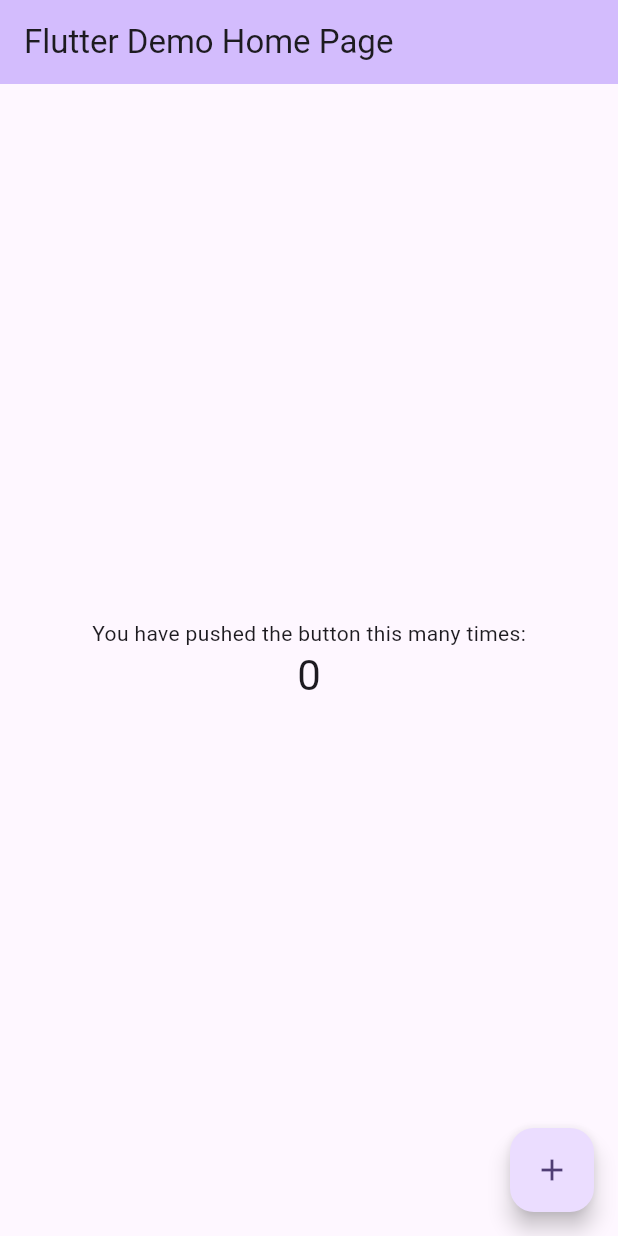
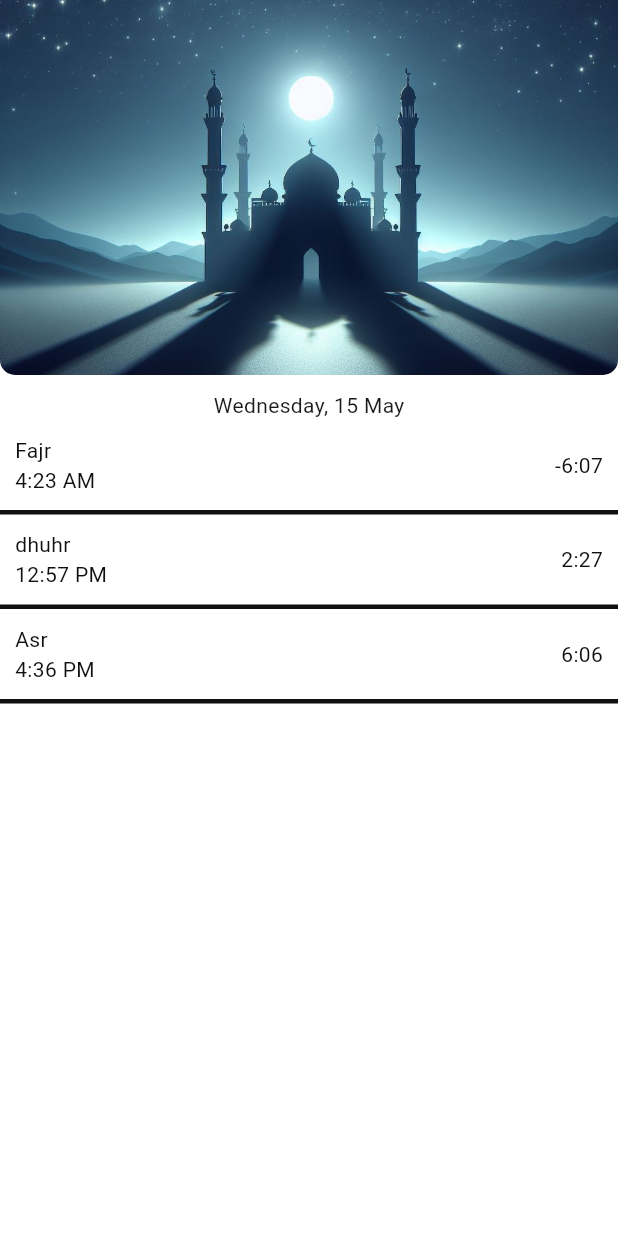
Before and after one commit to hazemxiii/prayerapp, a Flutter app: the screen it shows after launch, on a phone screen of 412 x 824 dp. Run offline on Flutter 3.47's test engine with Material 3 defaults, Android fonts, the phone set to English and light mode, and no system bars.

Commit message:
design done | toDo: get and store time

```diff
--- a/prayerapp/lib/main.dart
+++ b/prayerapp/lib/main.dart
@@ -1,125 +1,235 @@
-import 'package:flutter/material.dart';
+import "dart:convert";
+import "dart:math";
+import "package:flutter/material.dart";
+import 'package:http/http.dart' as http;
+// import 'package:shared_preferences/shared_preferences.dart';
+// import "package:geolocator/geolocator.dart";
+// import 'package:geocoding/geocoding.dart';
 
 void main() {
-  runApp(const MyApp());
+  runApp(const App());
 }
 
-class MyApp extends StatelessWidget {
-  const MyApp({super.key});
-
-  // This widget is the root of your application.
+class App extends StatelessWidget {
+  const App({super.key});
   @override
   Widget build(BuildContext context) {
-    return MaterialApp(
-      title: 'Flutter Demo',
-      theme: ThemeData(
-        // This is the theme of your application.
-        //
-        // TRY THIS: Try running your application with "flutter run". You'll see
-        // the application has a purple toolbar. Then, without quitting the app,
-        // try changing the seedColor in the colorScheme below to Colors.green
-        // and then invoke "hot reload" (save your changes or press the "hot
-        // reload" button in a Flutter-supported IDE, or press "r" if you used
-        // the command line to start the app).
-        //
-        // Notice that the counter didn't reset back to zero; the application
-        // state is not lost during the reload. To reset the state, use hot
-        // restart instead.
-        //
-        // This works for code too, not just values: Most code changes can be
-        // tested with just a hot reload.
-        colorScheme: ColorScheme.fromSeed(seedColor: Colors.deepPurple),
-        useMaterial3: true,
+    return const MaterialApp(home: PrayerTime());
+  }
+}
+
+class PrayerTime extends StatefulWidget {
+  const PrayerTime({super.key});
+  @override
+  State<PrayerTime> createState() => _PrayerTime();
+}
+
+class _PrayerTime extends State<PrayerTime> {
+  List dates = ["2024-05-15", "2024-05-16"];
+
+  @override
+  void initState() {
+    super.initState();
+  }
+
+  @override
+  void dispose() {
+    super.dispose();
+  }
+
+  @override
+  Widget build(BuildContext context) {
+    return Scaffold(
+      backgroundColor: Colors.white,
+      body: Column(
+        children: [
+          Container(
+            decoration: const BoxDecoration(
+                borderRadius: BorderRadius.only(
+                    bottomLeft: Radius.circular(10),
+                    bottomRight: Radius.circular(10)),
+                image: DecorationImage(
+                  image: AssetImage("images/masjid.jpeg"),
+                  fit: BoxFit.cover,
+                )),
+            height: 250,
+            width: double.infinity,
+          ),
+          Expanded(
+            child: PageView.builder(
+                onPageChanged: (v) {},
+                itemCount: dates.length,
+                itemBuilder: (context, i) {
+                  return PrayerDay(time: dates[i]);
+                }),
+          )
+        ],
       ),
-      home: const MyHomePage(title: 'Flutter Demo Home Page'),
     );
   }
 }
 
-class MyHomePage extends StatefulWidget {
-  const MyHomePage({super.key, required this.title});
+class PrayerDay extends StatelessWidget {
+  final String time;
+  const PrayerDay({super.key, required this.time});
+  @override
+  Widget build(BuildContext context) {
+    return Padding(
+      padding: const EdgeInsets.fromLTRB(0, 10, 0, 0),
+      child: Column(children: [
+        Text(numbersDateToText(time)),
+        Prayer(
+          name: "Fajr",
+          time: DateTime.parse("$time 04:23"),
+        ),
+        Prayer(
+          name: "dhuhr",
+          time: DateTime.parse("$time 12:57"),
+        ),
+        Prayer(
+          name: "Asr",
+          time: DateTime.parse("$time 16:36"),
+        )
+      ]),
+    );
+  }
+}
 
-  // This widget is the home page of your application. It is stateful, meaning
-  // that it has a State object (defined below) that contains fields that affect
-  // how it looks.
-
-  // This class is the configuration for the state. It holds the values (in this
-  // case the title) provided by the parent (in this case the App widget) and
-  // used by the build method of the State. Fields in a Widget subclass are
-  // always marked "final".
-
-  final String title;
+class Prayer extends StatefulWidget {
+  final String name;
+  final DateTime time;
+  const Prayer({super.key, required this.name, required this.time});
 
   @override
-  State<MyHomePage> createState() => _MyHomePageState();
+  State<Prayer> createState() => _Prayer();
 }
 
-class _MyHomePageState extends State<MyHomePage> {
-  int _counter = 0;
-
-  void _incrementCounter() {
-    setState(() {
-      // This call to setState tells the Flutter framework that something has
-      // changed in this State, which causes it to rerun the build method below
-      // so that the display can reflect the updated values. If we changed
-      // _counter without calling setState(), then the build method would not be
-      // called again, and so nothing would appear to happen.
-      _counter++;
-    });
-  }
+class _Prayer extends State<Prayer> {
+  int red = Random().nextInt(241);
+  int green = Random().nextInt(241);
+  int blue = Random().nextInt(241);
 
   @override
   Widget build(BuildContext context) {
-    // This method is rerun every time setState is called, for instance as done
-    // by the _incrementCounter method above.
-    //
-    // The Flutter framework has been optimized to make rerunning build methods
-    // fast, so that you can just rebuild anything that needs updating rather
-    // than having to individually change instances of widgets.
-    return Scaffold(
-      appBar: AppBar(
-        // TRY THIS: Try changing the color here to a specific color (to
-        // Colors.amber, perhaps?) and trigger a hot reload to see the AppBar
-        // change color while the other colors stay the same.
-        backgroundColor: Theme.of(context).colorScheme.inversePrimary,
-        // Here we take the value from the MyHomePage object that was created by
-        // the App.build method, and use it to set our appbar title.
-        title: Text(widget.title),
-      ),
-      body: Center(
-        // Center is a layout widget. It takes a single child and positions it
-        // in the middle of the parent.
-        child: Column(
-          // Column is also a layout widget. It takes a list of children and
-          // arranges them vertically. By default, it sizes itself to fit its
-          // children horizontally, and tries to be as tall as its parent.
-          //
-          // Column has various properties to control how it sizes itself and
-          // how it positions its children. Here we use mainAxisAlignment to
-          // center the children vertically; the main axis here is the vertical
-          // axis because Columns are vertical (the cross axis would be
-          // horizontal).
-          //
-          // TRY THIS: Invoke "debug painting" (choose the "Toggle Debug Paint"
-          // action in the IDE, or press "p" in the console), to see the
-          // wireframe for each widget.
-          mainAxisAlignment: MainAxisAlignment.center,
-          children: <Widget>[
-            const Text(
-              'You have pushed the button this many times:',
-            ),
-            Text(
-              '$_counter',
-              style: Theme.of(context).textTheme.headlineMedium,
-            ),
-          ],
+    Color color = Color.fromRGBO(red, green, blue, 1);
+    int hour = widget.time.hour;
+    int minutes = widget.time.minute;
+    String dayPeriod = "AM";
+
+    if (hour >= 12) {
+      hour = hour - 12;
+      dayPeriod = "PM";
+    }
+    if (hour == 0) {
+      hour = 12;
+    }
+
+    String diff = widget.time.difference(DateTime.now()).toString();
+    diff = diff.substring(0, diff.lastIndexOf(":"));
+
+    return Column(
+      children: [
+        Container(
+          padding: const EdgeInsets.all(10),
+          child: Row(
+            mainAxisAlignment: MainAxisAlignment.spaceBetween,
+            children: [
+              Column(
+                crossAxisAlignment: CrossAxisAlignment.start,
+                children: [
+                  Text(
+                    widget.name,
+                    style: TextStyle(color: color),
+                  ),
+                  Text("$hour:$minutes $dayPeriod",
+                      style: TextStyle(color: color))
+                ],
+              ),
+              Text(diff, style: TextStyle(color: color))
+            ],
+          ),
         ),
-      ),
-      floatingActionButton: FloatingActionButton(
-        onPressed: _incrementCounter,
-        tooltip: 'Increment',
-        child: const Icon(Icons.add),
-      ), // This trailing comma makes auto-formatting nicer for build methods.
+        Container(
+          color: color,
+          height: 3,
+        )
+      ],
     );
   }
 }
+
+// functions
+Future<List> getPrayerTime(date) async {
+  // obtains the data from the api
+  var url = Uri.https("api.aladhan.com", "/v1/timingsByCity/:$date",
+      {"city": "Alexandria", "country": "Egypt"});
+  var r = await http.get(url);
+  if (r.statusCode == 200) {
+    var data = jsonDecode(r.body)['data'];
+    var timings = data['timings'];
+    var hijri = data['date']['hijri'];
+    var hirjiDay = hijri['day'];
+    var hijriMonth = hijri['month']['en'];
+    var hijriYear = hijri['year'];
+    return [
+      timings['Fajr'],
+      timings['Sunrise'],
+      timings['Dhuhr'],
+      timings['Asr'],
+      timings['Maghrib'],
+      timings['Isha'],
+      "$hirjiDay - $hijriMonth - $hijriYear"
+    ];
+  } else {
+    return [];
+  }
+}
+
+String numbersDateToText(String sdate) {
+  // converts a date from numbers to weekday, day month
+  DateTime dd = DateTime.parse(sdate);
+  String day = "";
+  int date = dd.day;
+
+  switch (dd.weekday) {
+    case 1:
+      day = "Monday";
+      break;
+    case 2:
+      day = "Tuesday";
+      break;
+    case 3:
+      day = "Wednesday";
+      break;
+    case 4:
+      day = "Thursday";
+      break;
+    case 5:
+      day = "Friday";
+      break;
+    case 6:
+      day = "Saturday";
+      break;
+    case 7:
+      day = "Sunday";
+      break;
+  }
+
+  var monthDict = {
+    1: "January",
+    2: "February",
+    3: "March",
+    4: "April",
+    5: "May",
+    6: "June",
+    7: "July",
+    8: "August",
+    9: "September",
+    10: "October",
+    11: "November",
+    12: "December"
+  };
+  String? month = monthDict[dd.month];
+
+  return "$day, $date $month";
+}
```
Also changed, not shown: prayerapp/notes.txt (added, +49 -0 lines), prayerapp/pubspec.yaml (+8 -6 lines), prayerapp/images/masjid.jpeg (added), prayerapp/pubspec.lock, 5 other files.
